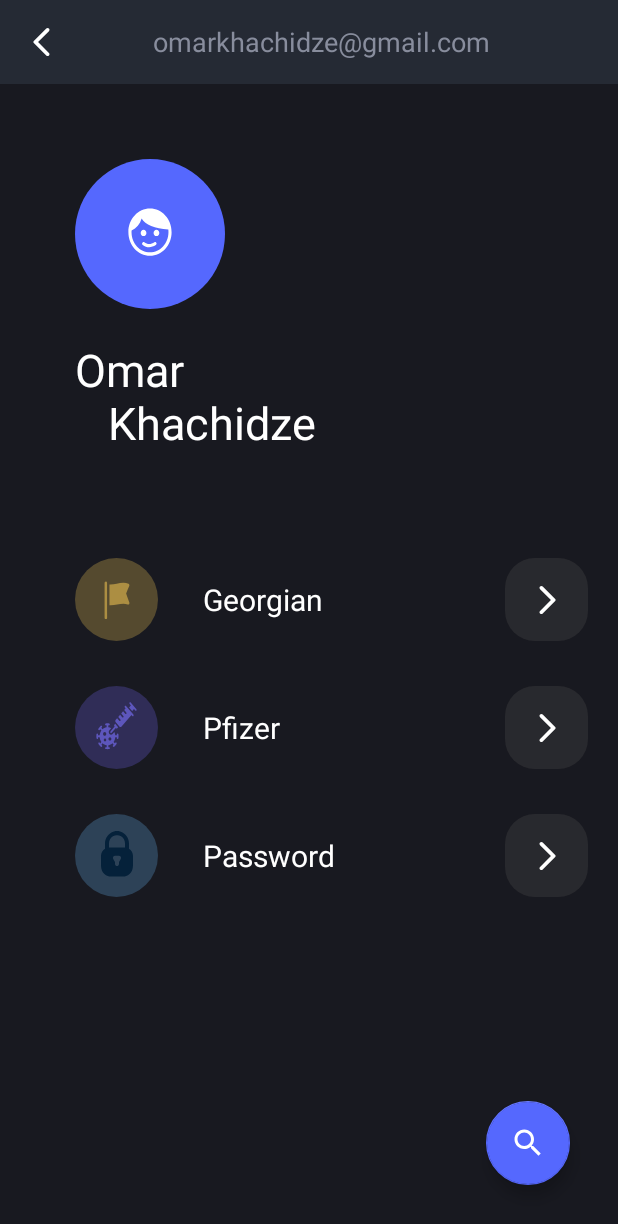
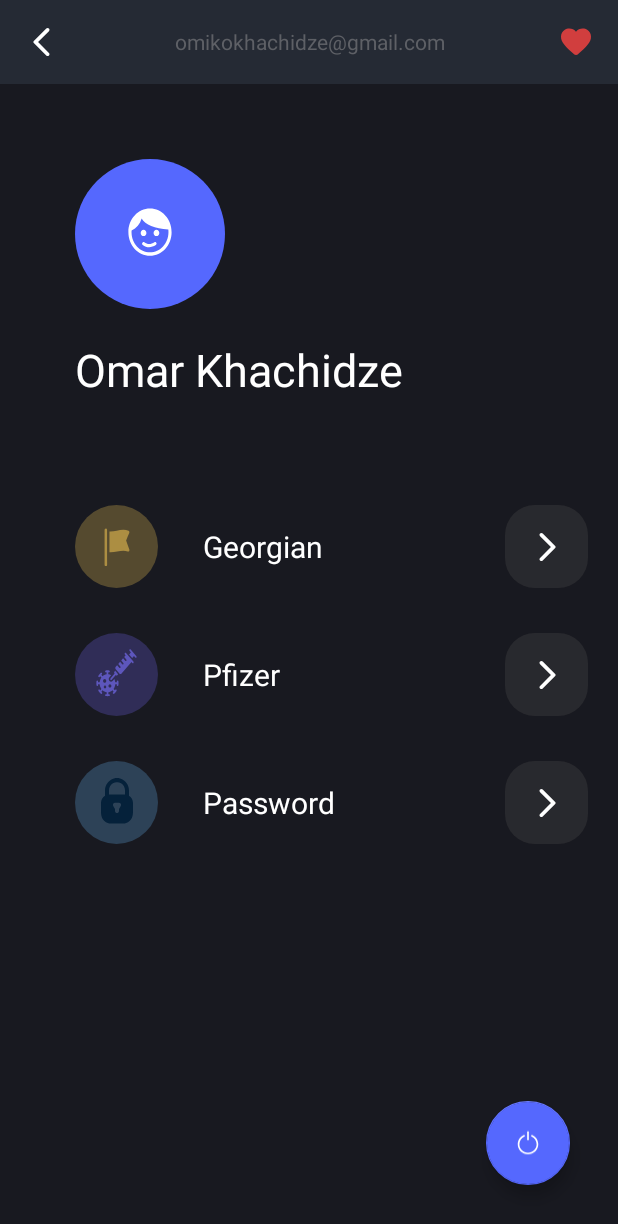
Before and after one commit to OmarKhachidze/Travel-19, an Android app: the ProfileFragment screen opened through its navigation route, on a phone screen of 412 x 824 dp. Shown: the top 1224 px of the screen. Run offline under Robolectric (Android 15) with nearby library versions, the phone set to English and light mode, and no system bars; our stand-ins replace Dagger/Hilt's generated code; 1 statement that could not run was skipped.

Commit message:
done sign in and up functionality, save user token and fix back stack bugs

```diff
--- a/app/src/main/java/ge/bootcamp/travel19/ui/activity/MainActivity.kt
+++ b/app/src/main/java/ge/bootcamp/travel19/ui/activity/MainActivity.kt
@@ -6,9 +6,11 @@ import android.animation.AnimatorSet
 import android.animation.ObjectAnimator
 import android.graphics.Path
 import android.os.Bundle
+import android.util.Log.d
 import android.view.MenuItem
 import android.view.View
 import android.view.animation.AnticipateInterpolator
+import androidx.activity.viewModels
 import androidx.annotation.MenuRes
 import androidx.appcompat.app.AppCompatActivity
 import androidx.appcompat.widget.Toolbar
@@ -16,18 +18,26 @@ import androidx.core.animation.doOnEnd
 import androidx.core.content.ContextCompat
 import androidx.core.splashscreen.SplashScreen
 import androidx.core.splashscreen.SplashScreen.Companion.installSplashScreen
+import androidx.datastore.preferences.core.stringPreferencesKey
 import androidx.fragment.app.Fragment
+import androidx.lifecycle.lifecycleScope
 import androidx.navigation.*
 import dagger.hilt.android.AndroidEntryPoint
 import ge.bootcamp.travel19.R
 import ge.bootcamp.travel19.databinding.ActivityMainBinding
+import ge.bootcamp.travel19.ui.fragments.auth.sign_in.SignInFragment
+import ge.bootcamp.travel19.ui.fragments.auth.sign_in.SignInFragmentDirections
+import ge.bootcamp.travel19.ui.fragments.choose_type.ChooseTypeFragmentDirections
 import ge.bootcamp.travel19.ui.fragments.country_restrictions.CountryRestrictionsFragmentDirections
+import ge.bootcamp.travel19.ui.fragments.profile.ProfileFragment
+import ge.bootcamp.travel19.ui.fragments.profile.ProfileFragmentDirections
 
 @AndroidEntryPoint
 class MainActivity : AppCompatActivity(), NavController.OnDestinationChangedListener,
     Toolbar.OnMenuItemClickListener {
     private lateinit var binding: ActivityMainBinding
     private lateinit var splashScreen: SplashScreen
+    private val mainViewModel: MainViewModel by viewModels()
 
     private val currentNavigationFragment: Fragment?
         get() = supportFragmentManager.findFragmentById(R.id.nav_host_fragment)
@@ -43,8 +53,27 @@ class MainActivity : AppCompatActivity(), NavController.OnDestinationChangedList
         setContentView(binding.root)
         customizeSplashScreen(splashScreen)
         setUpBottomNavigation()
+        changeNavigationStartDestination()
     }
 
+    private fun changeNavigationStartDestination() {
+        val navController = findNavController(R.id.nav_host_fragment)
+        val navGraph = navController.navInflater.inflate(R.navigation.nav_graph)
+        lifecycleScope.launchWhenStarted {
+            d(
+                "usertokeeeeeen",
+                mainViewModel.getUserToken(stringPreferencesKey("userToken")).toString()
+            )
+
+            if (mainViewModel.getUserToken(stringPreferencesKey("userToken")) != null) {
+                navGraph.setStartDestination(R.id.chooseTypeFragment)
+            } else
+                navGraph.setStartDestination(R.id.signInFragment)
+            navController.graph = navGraph
+
+        }
+
+    }
 
     private fun setUpBottomNavigation() {
         binding.run {
@@ -157,6 +186,21 @@ class MainActivity : AppCompatActivity(), NavController.OnDestinationChangedList
             R.id.CountryRestrictionsFragment -> {
                 setBottomAppBarForCountryRestrictions()
             }
+            R.id.profileFragment -> {
+                setBottomAppBarForProfileFragment()
+            }
+            R.id.chooseAirportFragment -> {
+                binding.fab.show()
+                binding.fab.setOnClickListener {
+                    findNavController(R.id.nav_host_fragment).navigateUp()
+                }
+                binding.fab.setImageDrawable(
+                    ContextCompat.getDrawable(
+                        applicationContext,
+                        R.drawable.ic_arrow_back
+                    )
+                )
+            }
         }
     }
 
@@ -182,6 +226,24 @@ class MainActivity : AppCompatActivity(), NavController.OnDestinationChangedList
         binding.fab.hide()
     }
 
+    private fun setBottomAppBarForProfileFragment() {
+        binding.fab.show()
+        binding.fab.setOnClickListener {
+            lifecycleScope.launchWhenStarted {
+                mainViewModel.removeUserToken(stringPreferencesKey("userToken"))
+                findNavController(R.id.nav_host_fragment).navigate(
+                    ProfileFragmentDirections.actionProfileFragmentToSignInFragment()
+                )
+            }
+        }
+        binding.fab.setImageDrawable(
+            ContextCompat.getDrawable(
+                applicationContext,
+                R.drawable.ic_sign_out
+            )
+        )
+    }
+
     private fun setBottomAppBarForCountryRestrictions() {
         binding.fab.show()
         binding.fab.setOnClickListener {
@@ -198,7 +260,20 @@ class MainActivity : AppCompatActivity(), NavController.OnDestinationChangedList
     }
 
     private fun setBottomAppBarForChooseType() {
+        hideBottomAppBar()
         binding.fab.show()
+        lifecycleScope.launchWhenStarted {
+            if (mainViewModel.getUserToken(stringPreferencesKey("userToken")) != null) {
+                binding.fab.setOnClickListener {
+                    findNavController(R.id.nav_host_fragment).navigate(ChooseTypeFragmentDirections.actionChooseTypeFragmentToProfileFragment())
+                }
+                binding.fab.setImageDrawable(
+                    ContextCompat.getDrawable(
+                        applicationContext,
+                        R.drawable.ic_profile
+                    )
+                )
+            } else {
                 binding.fab.setOnClickListener {
                     findNavController(R.id.nav_host_fragment).navigateUp()
                 }
@@ -208,7 +283,8 @@ class MainActivity : AppCompatActivity(), NavController.OnDestinationChangedList
                         R.drawable.ic_arrow_back
                     )
                 )
-
+            }
+        }
     }
 
     private fun setBottomAppBarForHome(@MenuRes menuRes: Int) {
@@ -240,13 +316,9 @@ class MainActivity : AppCompatActivity(), NavController.OnDestinationChangedList
 //                duration = 300L
 //            }
 //        }
-        findNavController(R.id.nav_host_fragment).navigate(
-            R.id.chooseTypeFragment, null, NavOptions.Builder()
-                .setPopUpTo(
-                    R.id.signInFragment,
-                    false
-                ).build()
-        )
+
+
+        findNavController(R.id.nav_host_fragment).navigate(SignInFragmentDirections.actionSignInFragmentToChooseTypeFragment2())
     }
 
     @MenuRes
--- a/app/src/main/java/ge/bootcamp/travel19/ui/activity/MainViewModel.kt
+++ b/app/src/main/java/ge/bootcamp/travel19/ui/activity/MainViewModel.kt
@@ -1,19 +1,29 @@
 package ge.bootcamp.travel19.ui.activity
 
 import android.os.SystemClock
+import androidx.datastore.preferences.core.Preferences
 import androidx.lifecycle.ViewModel
 import androidx.lifecycle.viewModelScope
 import dagger.hilt.android.lifecycle.HiltViewModel
 import ge.bootcamp.travel19.data.repository.RestrictionsRepository
+import ge.bootcamp.travel19.datastore.DataStoreManager
 import javax.inject.Inject
 import kotlinx.coroutines.flow.*
 
-class MainViewModel : ViewModel() {
-
-
-
+@HiltViewModel
+class MainViewModel @Inject constructor(
+    private val localStore: DataStoreManager
+) : ViewModel() {
     companion object {
         const val WORK_DURATION = 1000L
+    }
+
+    suspend fun getUserToken(key: Preferences.Key<String>): String? {
+        return localStore.readValue(key)
+    }
+
+    suspend fun removeUserToken(key: Preferences.Key<String>) {
+        localStore.removeValue(key)
     }
 
     private val initTime = SystemClock.uptimeMillis()
--- a/app/src/main/java/ge/bootcamp/travel19/ui/fragments/auth/AuthViewModel.kt
+++ b/app/src/main/java/ge/bootcamp/travel19/ui/fragments/auth/AuthViewModel.kt
@@ -43,7 +43,6 @@ class AuthViewModel @Inject constructor(
         localStore.storeValue(key, value)
     }
 
-
     suspend fun signInDataChanged(email: String, password: String) {
         if (!email.isValidEmail()) {
             _authFormForm.emit(AuthFormState(emailError = R.string.invalid_email))
--- a/app/src/main/java/ge/bootcamp/travel19/ui/fragments/auth/sign_in/SignInFragment.kt
+++ b/app/src/main/java/ge/bootcamp/travel19/ui/fragments/auth/sign_in/SignInFragment.kt
@@ -3,6 +3,7 @@ package ge.bootcamp.travel19.ui.fragments.auth.sign_in
 import android.view.animation.Animation
 import android.view.animation.AnimationUtils
 import androidx.core.view.isVisible
+import androidx.datastore.preferences.core.stringPreferencesKey
 import androidx.fragment.app.activityViewModels
 import androidx.lifecycle.lifecycleScope
 import androidx.navigation.fragment.findNavController
@@ -56,10 +57,7 @@ class SignInFragment : BaseFragment<FragmentSignInBinding>(FragmentSignInBinding
         binding.tvSignUp.setOnClickListener {
             findNavController().navigate(SignInFragmentDirections.actionSignInFragmentToSignUpFragment())
         }
-        binding.tvForgotPass.setOnClickListener {
-            findNavController().navigate(SignInFragmentDirections.actionSignInFragmentToProfileFragment())
 
-        }
         binding.btnLogin.setOnClickListener {
             viewLifecycleOwner.lifecycleScope.launchWhenStarted {
                 authViewModel.signInDataChanged(binding.etEmail.text.toString(), binding.etPassword.text.toString())
@@ -79,16 +77,18 @@ class SignInFragment : BaseFragment<FragmentSignInBinding>(FragmentSignInBinding
         }
     }
 
-    private fun chooseState(state: Resource<out SignUpResponse>) {
+    private suspend fun chooseState(state: Resource<out SignUpResponse>) {
         when (state) {
             is Resource.Loading -> {
                 showLoading(true)
             }
             is Resource.Success -> {
+                authViewModel.saveTokenToDataStore(stringPreferencesKey("userToken"), state.data?.token ?: "")
                 binding.btnLogin.showSnack(
                         state.data?.user?.email.toString(),
                         R.color.success_green
                 )
+                findNavController().navigate(SignInFragmentDirections.actionSignInFragmentToChooseTypeFragment())
                 showLoading(false)
             }
             is Resource.Error -> {
--- a/app/src/main/java/ge/bootcamp/travel19/ui/fragments/auth/sign_up/SignUpFragment.kt
+++ b/app/src/main/java/ge/bootcamp/travel19/ui/fragments/auth/sign_up/SignUpFragment.kt
@@ -3,6 +3,7 @@ package ge.bootcamp.travel19.ui.fragments.auth.sign_up
 import android.util.Log.d
 import android.widget.ArrayAdapter
 import androidx.core.view.isVisible
+import androidx.datastore.preferences.core.stringPreferencesKey
 import androidx.fragment.app.activityViewModels
 import androidx.lifecycle.Lifecycle
 import androidx.lifecycle.lifecycleScope
@@ -130,6 +131,8 @@ class SignUpFragment : BaseFragment<FragmentSignUpBinding>(FragmentSignUpBinding
                                         signUpState.data?.user?.email.toString(),
                                         R.color.success_green
                                 )
+                                authViewModel.saveTokenToDataStore(stringPreferencesKey("userToken"), signUpState.data?.token ?: "")
+                                findNavController().navigate(SignUpFragmentDirections.actionSignUpFragmentToChooseTypeFragment())
                                 showLoading(false)
                             }
                             is Resource.Error -> {
--- /dev/null
+++ b/app/src/main/res/drawable/ic_filled_favorite.xml
@@ -0,0 +1,10 @@
+<vector xmlns:android="http://schemas.android.com/apk/res/android"
+    android:width="24dp"
+    android:height="24dp"
+    android:viewportWidth="24"
+    android:viewportHeight="24"
+    android:tint="?attr/colorControlNormal">
+  <path
+      android:fillColor="@android:color/white"
+      android:pathData="M13.35,20.13c-0.76,0.69 -1.93,0.69 -2.69,-0.01l-0.11,-0.1C5.3,15.27 1.87,12.16 2,8.28c0.06,-1.7 0.93,-3.33 2.34,-4.29 2.64,-1.8 5.9,-0.96 7.66,1.1 1.76,-2.06 5.02,-2.91 7.66,-1.1 1.41,0.96 2.28,2.59 2.34,4.29 0.14,3.88 -3.3,6.99 -8.55,11.76l-0.1,0.09z"/>
+</vector>
--- a/app/src/main/res/drawable/ic_outlined_flag.xml
+++ b/app/src/main/res/drawable/ic_outlined_flag.xml
@@ -3,7 +3,7 @@
     android:height="24dp"
     android:viewportWidth="24"
     android:viewportHeight="24"
-    android:tint="?attr/colorControlNormal">
+    android:tint="@color/white">
   <path
       android:fillColor="@android:color/white"
       android:pathData="M14,6l-0.72,-1.45c-0.17,-0.34 -0.52,-0.55 -0.9,-0.55L6,4c-0.55,0 -1,0.45 -1,1v15c0,0.55 0.45,1 1,1s1,-0.45 1,-1v-6h5l0.72,1.45c0.17,0.34 0.52,0.55 0.89,0.55L19,16c0.55,0 1,-0.45 1,-1L20,7c0,-0.55 -0.45,-1 -1,-1h-5zM18,14h-4l-1,-2L7,12L7,6h5l1,2h5v6z"/>
--- /dev/null
+++ b/app/src/main/res/drawable/ic_profile.xml
@@ -0,0 +1,5 @@
+<vector android:height="40dp" android:viewportHeight="700"
+    android:viewportWidth="700" android:width="40dp" xmlns:android="http://schemas.android.com/apk/res/android">
+    <path android:fillColor="#FF000000" android:pathData="m350,242.48c-36.535,0 -71.574,14.512 -97.41,40.348 -25.836,25.836 -40.352,60.875 -40.352,97.41v33.602c0,10.398 4.133,20.367 11.484,27.719 7.352,7.352 17.32,11.48 27.719,11.48h3.359c3.68,13.363 11.645,25.148 22.672,33.547 11.027,8.398 24.508,12.941 38.367,12.934h68.32c13.859,0.008 27.34,-4.535 38.367,-12.934 11.027,-8.398 18.992,-20.184 22.672,-33.547h3.922c10.395,0 20.367,-4.129 27.719,-11.48 7.352,-7.352 11.48,-17.32 11.48,-27.719v-33.602c-0.148,-36.586 -14.785,-71.625 -40.711,-97.445 -25.922,-25.816 -61.02,-40.312 -97.609,-40.312zM454.16,413.84c0,1.484 -0.59,2.91 -1.641,3.961s-2.473,1.641 -3.961,1.641h-17.918c-4.457,0 -8.731,1.77 -11.879,4.918 -3.152,3.152 -4.922,7.426 -4.922,11.879 0,7.875 -3.125,15.422 -8.691,20.988 -5.566,5.566 -13.117,8.695 -20.988,8.695h-68.32c-7.871,0 -15.422,-3.129 -20.988,-8.695 -5.566,-5.566 -8.691,-13.113 -8.691,-20.988 0,-4.453 -1.77,-8.727 -4.922,-11.879 -3.148,-3.148 -7.422,-4.918 -11.879,-4.918h-17.918c-3.094,0 -5.602,-2.508 -5.602,-5.602v-33.602c0,-37.211 19.852,-71.598 52.082,-90.203 32.227,-18.605 71.93,-18.605 104.16,0 32.23,18.605 52.082,52.992 52.082,90.203z"/>
+    <path android:fillColor="#FF000000" android:pathData="m430.08,140.56c0,-21.238 -8.434,-41.605 -23.453,-56.625 -15.02,-15.016 -35.387,-23.453 -56.625,-23.453s-41.605,8.438 -56.625,23.453c-15.02,15.02 -23.453,35.387 -23.453,56.625 0,21.238 8.434,41.609 23.453,56.625 15.02,15.02 35.387,23.457 56.625,23.457s41.605,-8.438 56.625,-23.457c15.02,-15.016 23.453,-35.387 23.453,-56.625zM303.52,140.56c0,-12.324 4.898,-24.148 13.613,-32.863 8.719,-8.719 20.539,-13.617 32.867,-13.617s24.148,4.898 32.867,13.617c8.715,8.715 13.613,20.539 13.613,32.863 0,12.328 -4.898,24.152 -13.613,32.867 -8.719,8.719 -20.539,13.613 -32.867,13.613s-24.148,-4.894 -32.867,-13.613c-8.715,-8.715 -13.613,-20.539 -13.613,-32.867z"/>
+</vector>
--- /dev/null
+++ b/app/src/main/res/drawable/ic_sign_out.xml
@@ -0,0 +1,5 @@
+<vector android:height="40dp" android:viewportHeight="570"
+    android:viewportWidth="700" android:width="50dp" xmlns:android="http://schemas.android.com/apk/res/android">
+    <path android:fillColor="#FF000000" android:pathData="m432.37,129.73c-8.109,-3.676 -17.617,-0.117 -21.293,7.992 -3.676,8.109 -0.117,17.617 7.992,21.293 59.617,27.066 98.117,86.859 98.117,152.25 0,92.168 -75.016,167.18 -167.18,167.18 -92.168,-0.004 -167.18,-75.02 -167.18,-167.19 0,-65.391 38.5,-125.12 98.117,-152.25 8.109,-3.676 11.668,-13.184 7.992,-21.293s-13.184,-11.668 -21.293,-7.992c-71.051,32.32 -116.96,103.54 -116.96,181.54 0,109.9 89.426,199.32 199.32,199.32s199.32,-89.422 199.32,-199.32c0,-77.992 -45.906,-149.21 -116.96,-181.53z"/>
+    <path android:fillColor="#FF000000" android:pathData="m350,236.07c8.867,0 16.102,-7.176 16.102,-16.102v-154.46c0,-8.867 -7.176,-16.102 -16.102,-16.102s-16.102,7.176 -16.102,16.102v154.46c0,8.867 7.234,16.102 16.102,16.102z"/>
+</vector>
--- a/app/src/main/res/layout/activity_main.xml
+++ b/app/src/main/res/layout/activity_main.xml
@@ -16,7 +16,7 @@
         app:layout_constraintLeft_toLeftOf="parent"
         app:layout_constraintRight_toRightOf="parent"
         app:layout_constraintTop_toTopOf="parent"
-        app:navGraph="@navigation/nav_graph" />
+        />
 
     <com.google.android.material.bottomappbar.BottomAppBar
         android:id="@+id/bottomAppBar"
--- a/app/src/main/res/layout/fragment_profile.xml
+++ b/app/src/main/res/layout/fragment_profile.xml
@@ -20,8 +20,8 @@
             android:clipChildren="false"
             android:background="@color/light_black"
             android:paddingLeft="8dp"
+            app:layout_constraintStart_toStartOf="parent"
             app:layout_constraintTop_toTopOf="parent"
-            app:layout_constraintStart_toStartOf="parent"
             app:layout_constraintEnd_toEndOf="parent"
             android:paddingRight="8dp"
             app:contentInsetStartWithNavigation="0dp"
@@ -33,20 +33,24 @@
                 android:gravity="center_vertical"
                 android:orientation="horizontal">
 
-                <androidx.appcompat.widget.AppCompatTextView
-                    android:id="@+id/tvEmailProfile"
-                    android:layout_width="match_parent"
+                <com.google.android.material.textview.MaterialTextView
+                    android:id="@+id/etSearch"
+                    android:layout_width="0dp"
+                    android:layout_height="match_parent"
+                    android:layout_weight="1"
+                    android:gravity="center"
+                    android:text="omikokhachidze@gmail.com"
+                    android:textColor="@color/secondary_black"/>
+
+                <ImageButton
+                    android:id="@+id/btnChooseAirport"
+                    android:layout_width="wrap_content"
                     android:layout_height="wrap_content"
-                    android:maxLines="1"
-                    android:layout_marginEnd="40dp"
-                    android:text="omarkhachidze@gmail.com"
-                    android:gravity="center"
-                    android:textColor="@color/black_light"
-                    android:textSize="18sp"
-                    app:layout_constraintBottom_toBottomOf="@+id/ibNationality"
-                    app:layout_constraintEnd_toStartOf="@+id/ibNationalityNext"
-                    app:layout_constraintStart_toEndOf="@+id/ibNationality"
-                    app:layout_constraintTop_toTopOf="@+id/ibNationality" />
+                    android:background="?attr/actionBarItemBackground"
+                    android:padding="16dp"
+                    app:tint="@color/error_red"
+                    android:scaleType="centerCrop"
+                    app:srcCompat="@drawable/ic_filled_favorite" />
 
             </LinearLayout>
         </androidx.appcompat.widget.Toolbar>
@@ -69,7 +73,7 @@
             android:layout_height="wrap_content"
             android:layout_marginTop="20dp"
             android:layout_marginEnd="5dp"
-            android:text="Omar \n   Khachidze"
+            android:text="Omar Khachidze"
             android:textColor="@color/white"
             android:textSize="30sp"
             app:layout_constraintEnd_toEndOf="parent"
--- a/app/src/main/res/navigation/nav_graph.xml
+++ b/app/src/main/res/navigation/nav_graph.xml
@@ -2,8 +2,7 @@
 <navigation xmlns:android="http://schemas.android.com/apk/res/android"
     xmlns:app="http://schemas.android.com/apk/res-auto"
     xmlns:tools="http://schemas.android.com/tools"
-    android:id="@+id/nav_graph"
-    app:startDestination="@id/signInFragment">
+    android:id="@+id/nav_graph">
 
     <fragment
         android:id="@+id/chooseTypeFragment"
@@ -18,30 +17,42 @@
             app:destination="@id/SearchCountryFragment"
             app:popUpTo="@id/chooseTypeFragment"
             app:popUpToInclusive="false" />
+        <action
+            android:id="@+id/action_chooseTypeFragment_to_profileFragment"
+            app:destination="@id/profileFragment" />
     </fragment>
     <fragment
         android:id="@+id/signInFragment"
         android:name="ge.bootcamp.travel19.ui.fragments.auth.sign_in.SignInFragment"
         android:label="fragment_sign_in"
-        tools:layout="@layout/fragment_sign_in" >
-        <action
-            android:id="@+id/action_signInFragment_to_searchCountryFragment"
-            app:destination="@id/SearchCountryFragment" />
+        tools:layout="@layout/fragment_sign_in">
         <action
             android:id="@+id/action_signInFragment_to_signUpFragment"
             app:destination="@id/signUpFragment"
             app:popUpTo="@id/signUpFragment"
-            app:popUpToInclusive="false"/>
+            app:popUpToInclusive="false" />
+
         <action
-            android:id="@+id/action_signInFragment_to_profileFragment"
-            app:destination="@id/profileFragment" />
+            android:id="@+id/action_signInFragment_to_chooseTypeFragment"
+            app:popUpTo="@id/nav_graph"
+            app:popUpToInclusive="true"
+            app:destination="@id/chooseTypeFragment" />
+        <action
+            android:id="@+id/action_signInFragment_to_chooseTypeFragment2"
+            app:destination="@id/chooseTypeFragment" />
     </fragment>
 
     <fragment
         android:id="@+id/profileFragment"
         android:name="ge.bootcamp.travel19.ui.fragments.profile.ProfileFragment"
         android:label="fragment_profile"
-        tools:layout="@layout/fragment_profile" />
+        tools:layout="@layout/fragment_profile">
+        <action
+            android:id="@+id/action_profileFragment_to_signInFragment"
+            app:destination="@id/signInFragment"
+            app:popUpTo="@id/nav_graph"
+            app:popUpToInclusive="true" />
+    </fragment>
     <fragment
         android:id="@+id/settingsFragment"
         android:name="ge.bootcamp.travel19.ui.fragments.settings.SettingsFragment"
@@ -52,7 +63,7 @@
         android:id="@+id/signUpFragment"
         android:name="ge.bootcamp.travel19.ui.fragments.auth.sign_up.SignUpFragment"
         android:label="fragment_sign_up"
-        tools:layout="@layout/fragment_sign_up" >
+        tools:layout="@layout/fragment_sign_up">
         <action
             android:id="@+id/action_signUpFragment_to_searchCountryFragment"
             app:destination="@id/SearchCountryFragment" />
@@ -60,14 +71,20 @@
             android:id="@+id/action_signUpFragment_to_signInFragment"
             app:destination="@id/signInFragment"
             app:popUpTo="@id/signInFragment"
-            app:popUpToInclusive="true"/>
+            app:popUpToInclusive="true" />
+        <action
+            android:id="@+id/action_signUpFragment_to_chooseTypeFragment"
+            app:destination="@id/chooseTypeFragment"
+            app:popUpTo="@id/nav_graph"
+            app:popUpToInclusive="true" />
+
     </fragment>
 
     <fragment
         android:id="@+id/chooseAirportFragment"
         android:name="ge.bootcamp.travel19.ui.fragments.choose_airport.ChooseAirportFragment"
         android:label="fragment_choose_airport"
-        tools:layout="@layout/fragment_choose_airport" >
+        tools:layout="@layout/fragment_choose_airport">
         <action
             android:id="@+id/action_chooseAirportFragment_to_airportRestrictionFragment"
             app:destination="@id/airportRestrictionFragment" />
@@ -84,9 +101,9 @@
             app:popUpToInclusive="true" />
         <action
             android:id="@+id/action_SearchCountryFragment_to_chooseAirportFragment"
+            app:destination="@id/chooseAirportFragment"
             app:popUpTo="@id/SearchCountryFragment"
-            app:popUpToInclusive="true"
-            app:destination="@id/chooseAirportFragment" />
+            app:popUpToInclusive="true" />
     </fragment>
     <fragment
         android:id="@+id/CountryRestrictionsFragment"
@@ -108,11 +125,11 @@
         android:id="@+id/airportRestrictionFragment"
         android:name="ge.bootcamp.travel19.ui.fragments.airport_restriction.AirportRestrictionFragment"
         android:label="fragment_airport_restriction"
-        tools:layout="@layout/fragment_airport_restriction" >
+        tools:layout="@layout/fragment_airport_restriction">
         <argument
             android:name="airport"
+            android:defaultValue="@null"
             app:argType="ge.bootcamp.travel19.model.airports.RestrictionByAirport"
-            app:nullable="true"
-            android:defaultValue="@null" />
+            app:nullable="true" />
     </fragment>
 </navigation>
```
Also changed, not shown: app/build.gradle (+4 -4 lines). Lines whose indentation alone changed are shown as unchanged.
